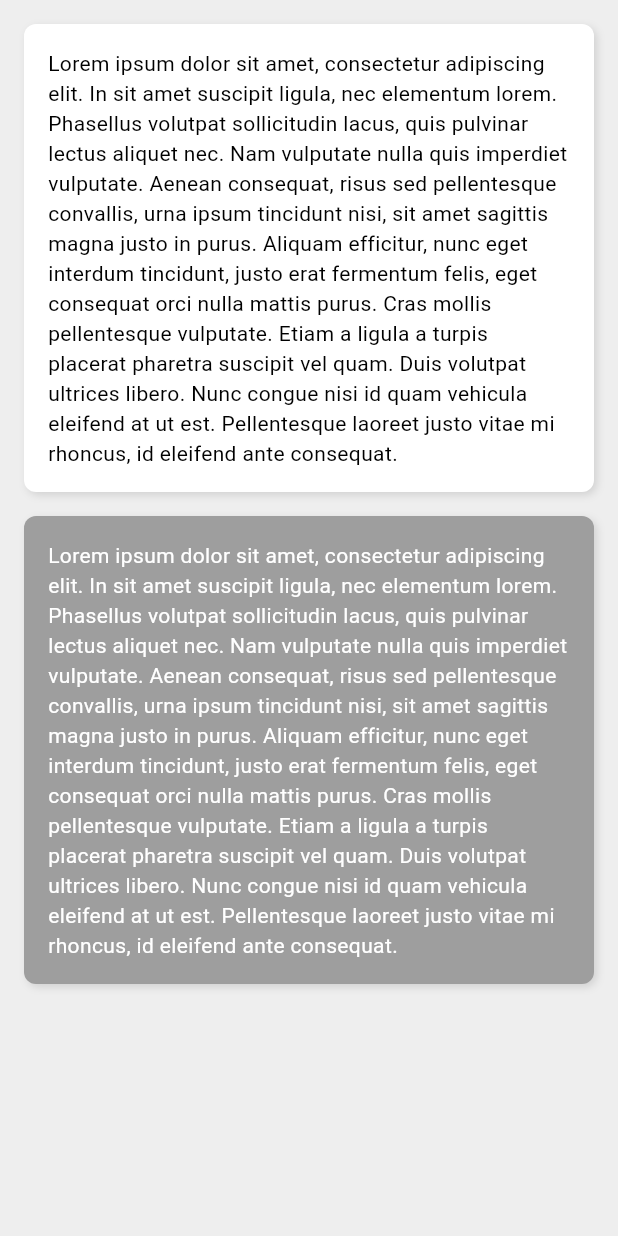
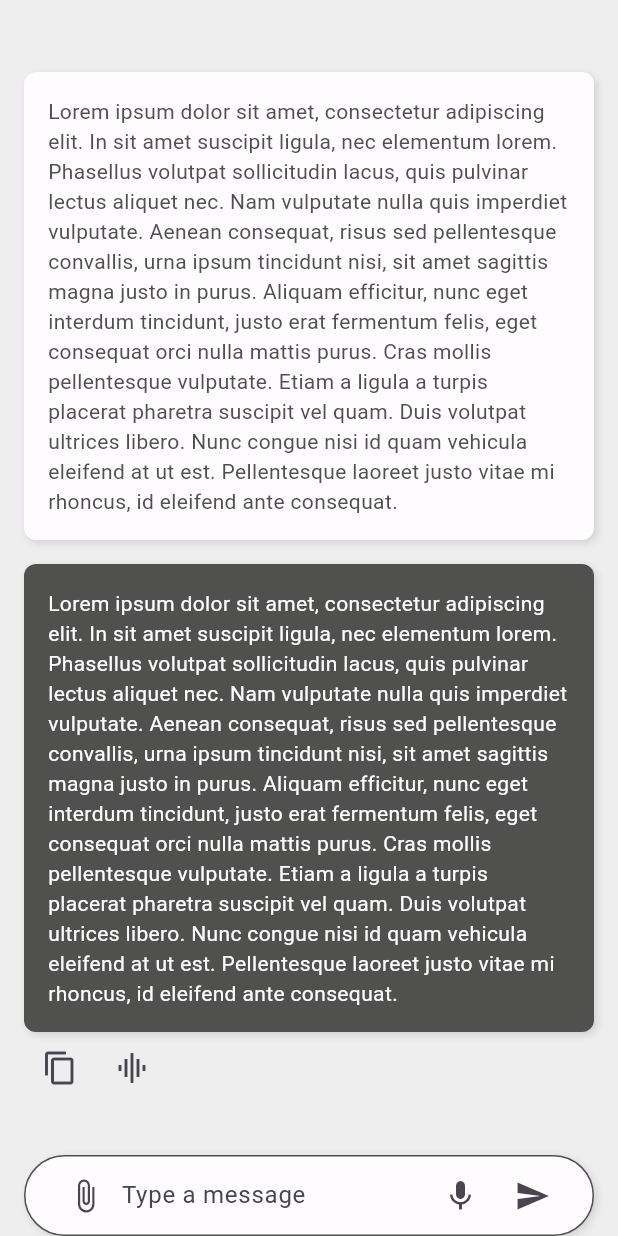
Before and after one commit to Tads-IFPR/Projeto-Integrador-Mobile, a Flutter app: the Chat screen opened directly, on a phone screen of 412 x 824 dp. Run offline on Flutter 3.47's test engine with Material 3 defaults, Android fonts, the phone set to English and light mode, and no system bars.

Commit message:
feat: update Chat widget to include Message and TextBar components

```diff
--- a/lib/chat.dart
+++ b/lib/chat.dart
@@ -1,4 +1,11 @@
 import 'package:flutter/material.dart';
+import 'package:laboratorio/components/chat/message.dart';
+import 'package:laboratorio/components/chat/textBar.dart';
+
+const loremIpsum = 'Lorem ipsum dolor sit amet, consectetur adipiscing elit. In sit amet suscipit ligula, nec elementum lorem. Phasellus volutpat sollicitudin lacus, quis pulvinar lectus aliquet nec. Nam vulputate nulla quis imperdiet vulputate. Aenean consequat, risus sed pellentesque convallis, urna ipsum tincidunt nisi, sit amet sagittis magna justo in purus. Aliquam efficitur, nunc eget interdum tincidunt, justo erat fermentum felis, eget consequat orci nulla mattis purus. Cras mollis pellentesque vulputate. Etiam a ligula a turpis placerat pharetra suscipit vel quam. Duis volutpat ultrices libero. Nunc congue nisi id quam vehicula eleifend at ut est. Pellentesque laoreet justo vitae mi rhoncus, id eleifend ante consequat.';
+const _colorPrimary = Color.fromRGBO(36, 123, 160, 1);
+const _colorWhite = Color.fromRGBO(255, 252, 255, 1);
+const _colorDark = Color.fromRGBO(80, 81, 79, 1);
 
 class Chat extends StatelessWidget {
   const Chat({super.key});
@@ -8,60 +15,19 @@ class Chat extends StatelessWidget {
    return Scaffold(
       backgroundColor: Colors.grey[200],
       body: const Padding(
-        padding: EdgeInsets.all(16.0),
+        padding: EdgeInsets.only(left: 16, right: 16, top: 48),
         child: Column(
           crossAxisAlignment: CrossAxisAlignment.stretch,
+          mainAxisAlignment: MainAxisAlignment.spaceBetween,
           children: [
-            CardTexto(
-              corDeFundo: Colors.white,
-              texto:
-                  'Lorem ipsum dolor sit amet, consectetur adipiscing elit. In sit amet suscipit ligula, nec elementum lorem. Phasellus volutpat sollicitudin lacus, quis pulvinar lectus aliquet nec. Nam vulputate nulla quis imperdiet vulputate. Aenean consequat, risus sed pellentesque convallis, urna ipsum tincidunt nisi, sit amet sagittis magna justo in purus. Aliquam efficitur, nunc eget interdum tincidunt, justo erat fermentum felis, eget consequat orci nulla mattis purus. Cras mollis pellentesque vulputate. Etiam a ligula a turpis placerat pharetra suscipit vel quam. Duis volutpat ultrices libero. Nunc congue nisi id quam vehicula eleifend at ut est. Pellentesque laoreet justo vitae mi rhoncus, id eleifend ante consequat.',
-            ),
-            SizedBox(height: 16),
-            CardTexto(
-              corDeFundo: Colors.grey,
-              texto:
-                  'Lorem ipsum dolor sit amet, consectetur adipiscing elit. In sit amet suscipit ligula, nec elementum lorem. Phasellus volutpat sollicitudin lacus, quis pulvinar lectus aliquet nec. Nam vulputate nulla quis imperdiet vulputate. Aenean consequat, risus sed pellentesque convallis, urna ipsum tincidunt nisi, sit amet sagittis magna justo in purus. Aliquam efficitur, nunc eget interdum tincidunt, justo erat fermentum felis, eget consequat orci nulla mattis purus. Cras mollis pellentesque vulputate. Etiam a ligula a turpis placerat pharetra suscipit vel quam. Duis volutpat ultrices libero. Nunc congue nisi id quam vehicula eleifend at ut est. Pellentesque laoreet justo vitae mi rhoncus, id eleifend ante consequat.',
-            ),
+            Flex(direction: Axis.vertical, children: [
+              Message(isReponse: false, text: loremIpsum),
+              Message(isReponse: true, text: loremIpsum),
+            ]),
+            TextBar()
           ],
         ),
       ),
     );
   }
 }
-
-class CardTexto extends StatelessWidget {
-  final Color corDeFundo;
-  final String texto;
-
-  const CardTexto({
-    Key? key,
-    required this.corDeFundo,
-    required this.texto,
-  }) : super(key: key);
-
-  @override
-  Widget build(BuildContext context) {
-    return Container(
-      decoration: BoxDecoration(
-        color: corDeFundo,
-        borderRadius: BorderRadius.circular(8),
-        boxShadow: const [
-          BoxShadow(
-            color: Colors.black12,
-            blurRadius: 4,
-            offset: Offset(2, 2),
-          ),
-        ],
-      ),
-      padding: const EdgeInsets.all(16.0),
-      child: Text(
-        texto,
-        style: TextStyle(
-          fontSize: 14,
-          color: corDeFundo == Colors.white ? Colors.black : Colors.white,
-        ),
-      ),
-    );
-  }
-}
```
